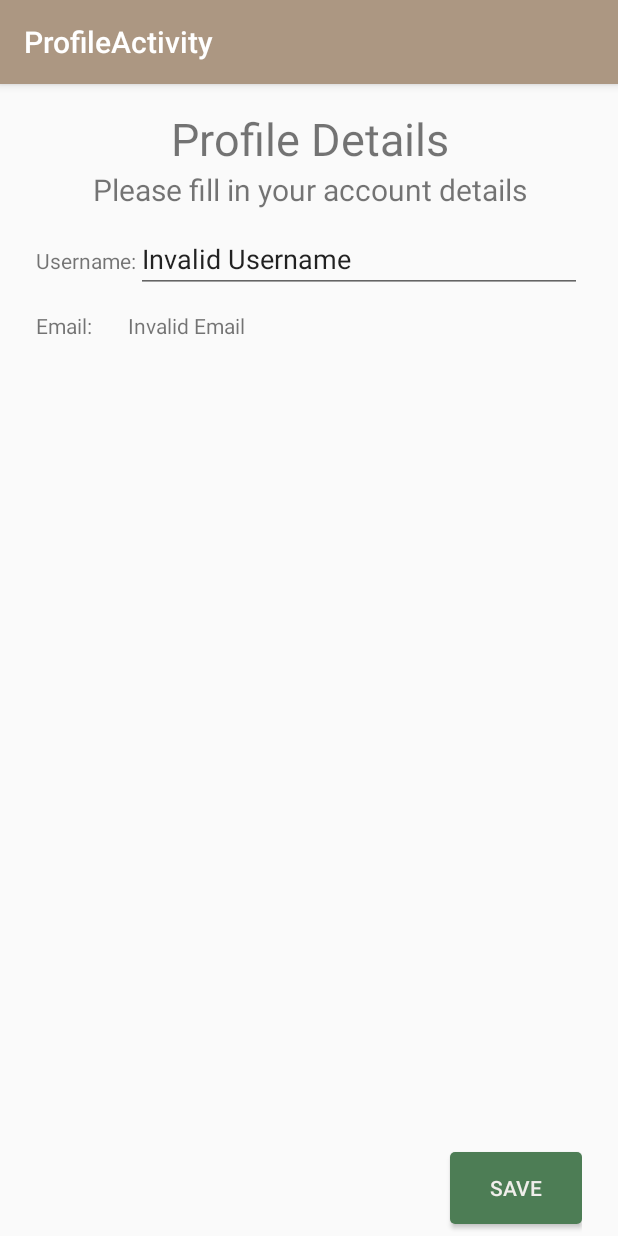
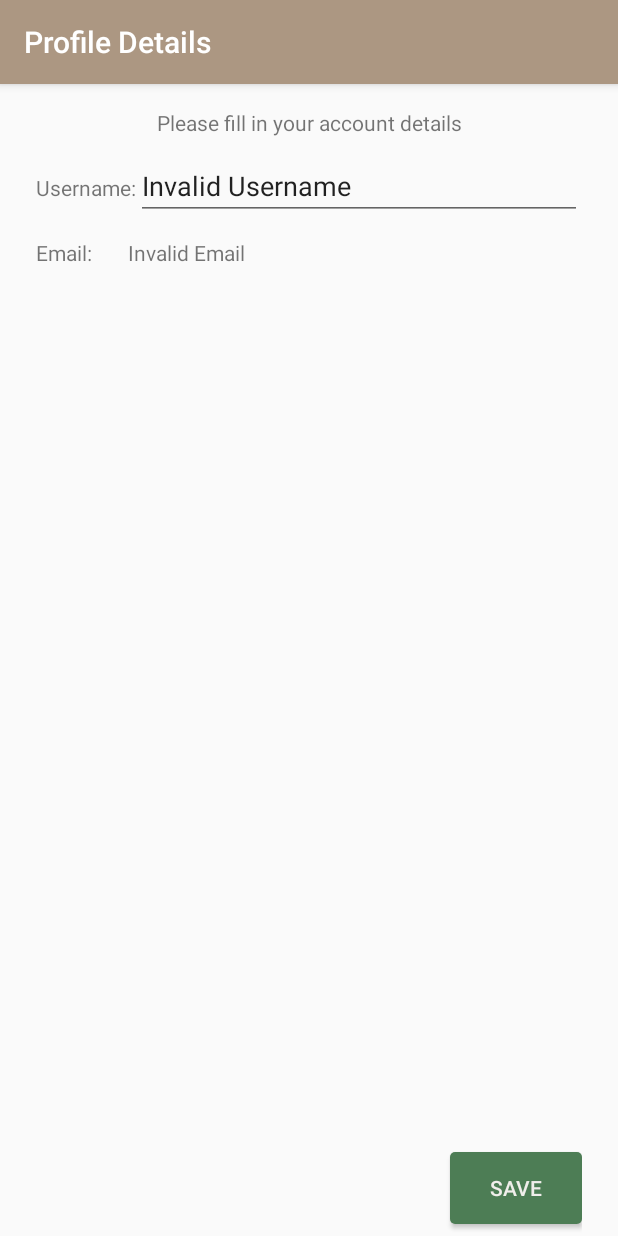
Before and after one commit to JChirolHill/CSCI310_Project2, an Android app: the ProfileActivity screen opened directly, with no data from a screen before it, after a tap on "EDIT", on a phone screen of 412 x 824 dp. Run offline under Robolectric (Android 15) with nearby library versions, the phone set to English and light mode, and no system bars; our stand-ins replace Picasso; libraries missing offline, so code that uses them is left out: com.firebase.ui; pictures from the network do not load.

Commit message:
moved titles to toolbar 2

```diff
--- a/app/src/main/java/projects/chirolhill/juliette/csci310_project2/ProfileActivity.java
+++ b/app/src/main/java/projects/chirolhill/juliette/csci310_project2/ProfileActivity.java
@@ -48,7 +48,7 @@ public class ProfileActivity extends AppCompatActivity {
     public static final String EXTRA_READONLY = "profile_extra_view"; // display as view or update
     public static final String EXTRA_CREATE_PROFILE = "profile_create_profile"; // called from signin activity
 
-    private TextView textTitle;
+//    private TextView textTitle;
     private TextView textSubtitle;
     private TextView textUsernamePrompt;
     private TextView textUsername;
@@ -76,8 +76,9 @@ public class ProfileActivity extends AppCompatActivity {
         setContentView(R.layout.activity_profile);
         Toolbar toolbar = (Toolbar) findViewById(R.id.toolbar);
         setSupportActionBar(toolbar);
+        getSupportActionBar().setTitle(getResources().getString(R.string.createAccountTitle));
 
-        textTitle = findViewById(R.id.textProfileTitle);
+//        textTitle = findViewById(R.id.textProfileTitle);
         textSubtitle = findViewById(R.id.textProfileSubtitle);
         textUsernamePrompt = findViewById(R.id.textUsernamePrompt);
         textUsername = findViewById(R.id.textUsername);
@@ -115,7 +116,7 @@ public class ProfileActivity extends AppCompatActivity {
         editUsername.setOnEditorActionListener(new TextView.OnEditorActionListener() {
             @Override
             public boolean onEditorAction(TextView v, int actionId, KeyEvent event) {
-                textTitle.setText(getString(R.string.textTitle, v.getText().toString()));
+//                textTitle.setText(getString(R.string.textTitle, v.getText().toString()));
 
                 return false;
             }
@@ -254,7 +255,7 @@ public class ProfileActivity extends AppCompatActivity {
         textUsername.setText(prefs.getString(User.PREF_USERNAME, "Invalid Username"));
         textEmail.setText(prefs.getString(User.PREF_EMAIL, "Invalid Email"));
         textTypeUser.setText(prefs.getBoolean(User.PREF_IS_MERCHANT, false) ? R.string.merchant : R.string.customer);
-        textTitle.setText(R.string.viewAccountTitle);
+//        textTitle.setText(R.string.viewAccountTitle);
         btnSave.setText(R.string.edit);
         btnSave.setBackground(getResources().getDrawable(R.drawable.button_background_brown));
 
@@ -275,12 +276,12 @@ public class ProfileActivity extends AppCompatActivity {
             radioIsMerchant.setVisibility(View.VISIBLE);
         }
 
-        textTitle.setText(R.string.createAccountTitle);
+//        textTitle.setText(R.string.createAccountTitle);
         editUsername.setText(u.getUsername());
         textEmail.setText(u.getEmail());
         radioBtnNo.setChecked(!u.isMerchant());
         radioBtnYes.setChecked(u.isMerchant());
-        textTitle.setText(R.string.createAccountTitle);
+//        textTitle.setText(R.string.createAccountTitle);
         btnSave.setText(R.string.save);
         btnSave.setBackground(getResources().getDrawable(R.drawable.button_background_green));
     }
--- a/app/src/main/java/projects/chirolhill/juliette/csci310_project2/ShopInfoActivity.java
+++ b/app/src/main/java/projects/chirolhill/juliette/csci310_project2/ShopInfoActivity.java
@@ -36,7 +36,6 @@ public class ShopInfoActivity extends AppCompatActivity {
     private final String TAG = ShopInfoActivity.class.getSimpleName();
     public static final String PREF_READ_ONLY = "pref_read_only";
 
-    private TextView textShopName;
     private ImageView imageShop;
     private RatingBar ratingBar;
     private TextView textPrice;
@@ -64,7 +63,6 @@ public class ShopInfoActivity extends AppCompatActivity {
         Toolbar toolbar = (Toolbar) findViewById(R.id.toolbar);
         setSupportActionBar(toolbar);
 
-        textShopName = findViewById(R.id.textShopName);
         imageShop = findViewById(R.id.imageShop);
         ratingBar = findViewById(R.id.ratingBar);
         textPrice = findViewById(R.id.textPrice);
@@ -102,7 +100,7 @@ public class ShopInfoActivity extends AppCompatActivity {
         }
 
         // load content onto layout
-        textShopName.setText(currShop.getName());
+        getSupportActionBar().setTitle(currShop.getName());
         ratingBar.setRating((float)currShop.getRating());
         textPrice.setText(currShop.getPriceRange());
         textAddress.setText(currShop.getAddress());
--- a/app/src/main/res/layout/content_profile.xml
+++ b/app/src/main/res/layout/content_profile.xml
@@ -11,22 +11,14 @@
     android:layout_marginEnd="24dp">
 
     <TextView
-        android:id="@+id/textProfileTitle"
-        android:layout_width="match_parent"
-        android:layout_height="wrap_content"
-        android:text="@string/createAccountTitle"
-        android:textAlignment="center"
-        android:textSize="30sp"
-        android:layout_marginTop="16dp"
-        app:layout_constraintTop_toTopOf="parent"/>
-    <TextView
         android:id="@+id/textProfileSubtitle"
         android:layout_width="match_parent"
         android:layout_height="wrap_content"
         android:text="@string/createAccountSubtitle"
         android:textAlignment="center"
-        android:textSize="20sp"
-        app:layout_constraintTop_toBottomOf="@id/textProfileTitle"/>
+        android:layout_marginTop="16dp"
+        app:layout_constraintTop_toTopOf="parent"/>
+
 
     <TextView
         android:id="@+id/textUsernamePrompt"
```
Also changed, not shown: app/src/main/res/layout/content_shop_info.xml (+1 -10 lines).
